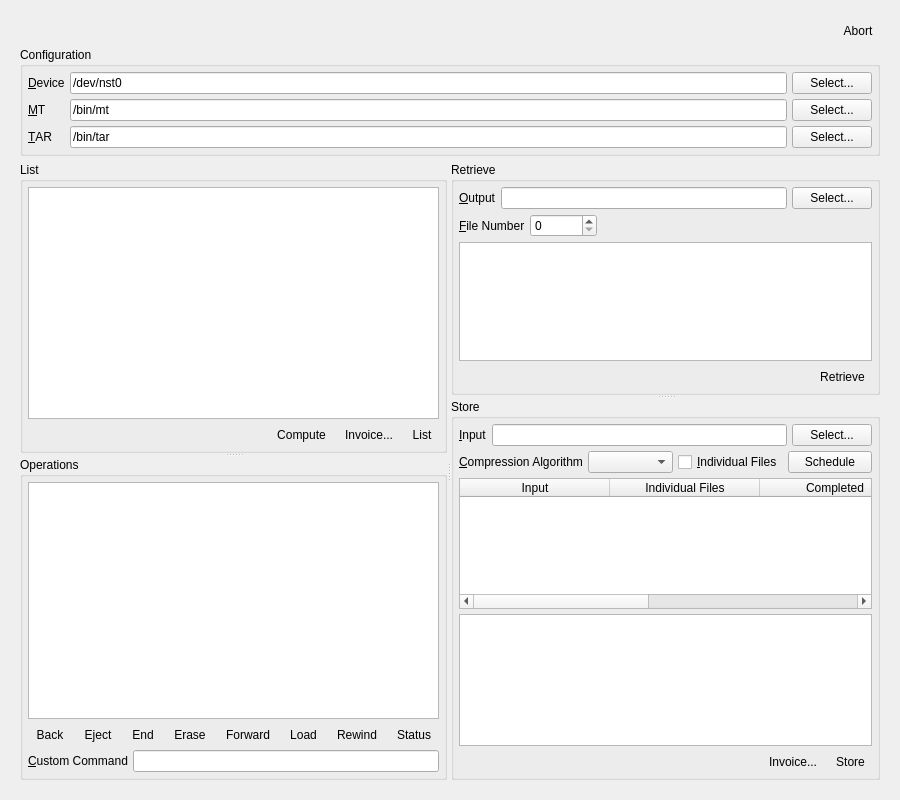
First picture: the form in UI/spinware_page.ui, repository textbrowser/spinware, before the edit.
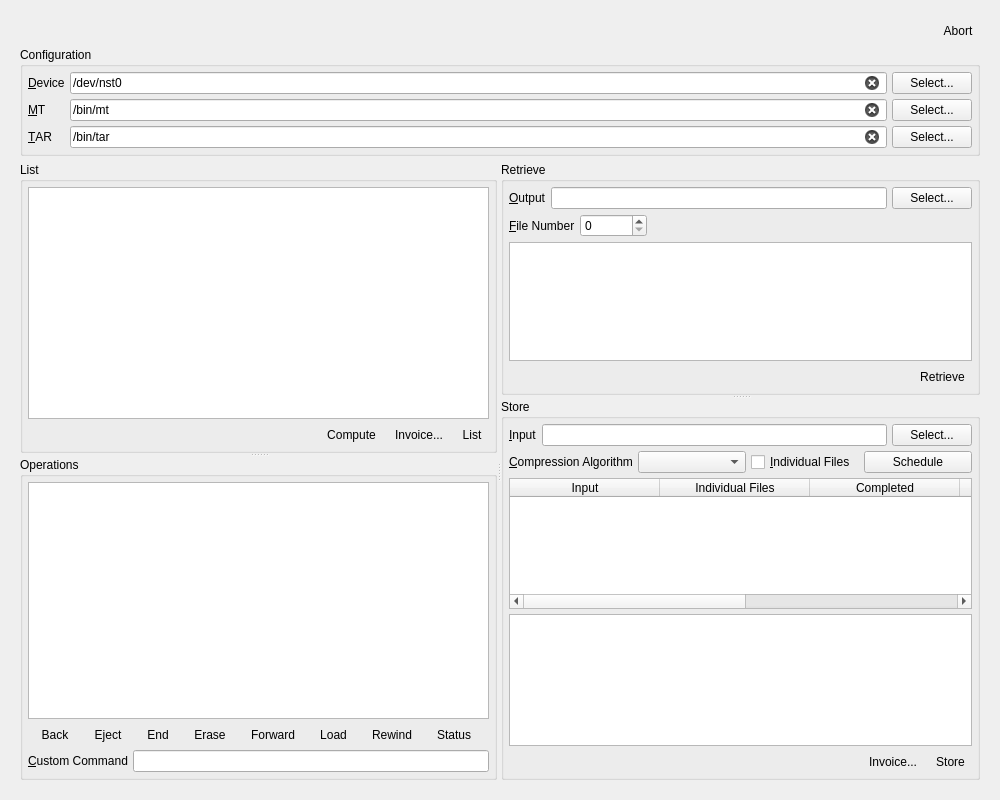
Second picture: the form after the edit. Icons and pictures are not drawn.

What changed in the file:
```diff
--- a/UI/spinware_page.ui
+++ b/UI/spinware_page.ui
@@ -6,7 +6,7 @@
    <rect>
     <x>0</x>
     <y>0</y>
-    <width>900</width>
+    <width>1000</width>
     <height>800</height>
    </rect>
   </property>
@@ -26,9 +26,9 @@
       <property name="geometry">
        <rect>
         <x>0</x>
-        <y>0</y>
-        <width>955</width>
-        <height>899</height>
+        <y>-184</y>
+        <width>1069</width>
+        <height>951</height>
        </rect>
       </property>
       <layout class="QVBoxLayout" name="verticalLayout_4">
@@ -114,6 +114,9 @@
             <property name="text">
              <string>/dev/nst0</string>
             </property>
+            <property name="clearButtonEnabled">
+             <bool>true</bool>
+            </property>
            </widget>
           </item>
           <item row="0" column="2">
@@ -138,6 +141,9 @@
             <property name="text">
              <string>/bin/mt</string>
             </property>
+            <property name="clearButtonEnabled">
+             <bool>true</bool>
+            </property>
            </widget>
           </item>
           <item row="1" column="2">
@@ -162,6 +168,9 @@
             <property name="text">
              <string>/bin/tar</string>
             </property>
+            <property name="clearButtonEnabled">
+             <bool>true</bool>
+            </property>
            </widget>
           </item>
           <item row="2" column="2">
@@ -576,6 +585,9 @@
                 <property name="toolTip">
                  <string>Please press the Enter key to execute.</string>
                 </property>
+                <property name="clearButtonEnabled">
+                 <bool>true</bool>
+                </property>
                </widget>
               </item>
              </layout>
@@ -623,7 +635,11 @@
                </widget>
               </item>
               <item>
-               <widget class="QLineEdit" name="output"/>
+               <widget class="QLineEdit" name="output">
+                <property name="clearButtonEnabled">
+                 <bool>true</bool>
+                </property>
+               </widget>
               </item>
               <item>
                <widget class="QPushButton" name="output_select">
@@ -764,7 +780,11 @@
                </widget>
               </item>
               <item>
-               <widget class="QLineEdit" name="input"/>
+               <widget class="QLineEdit" name="input">
+                <property name="clearButtonEnabled">
+                 <bool>true</bool>
+                </property>
+               </widget>
               </item>
               <item>
                <widget class="QPushButton" name="input_select">
```
